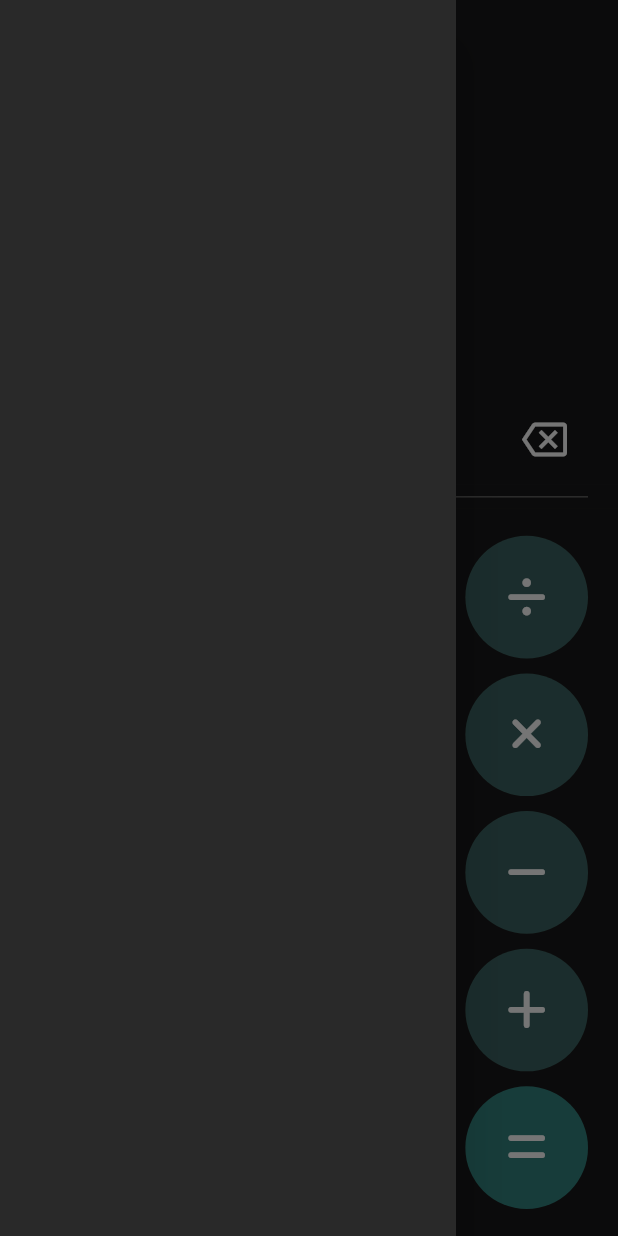
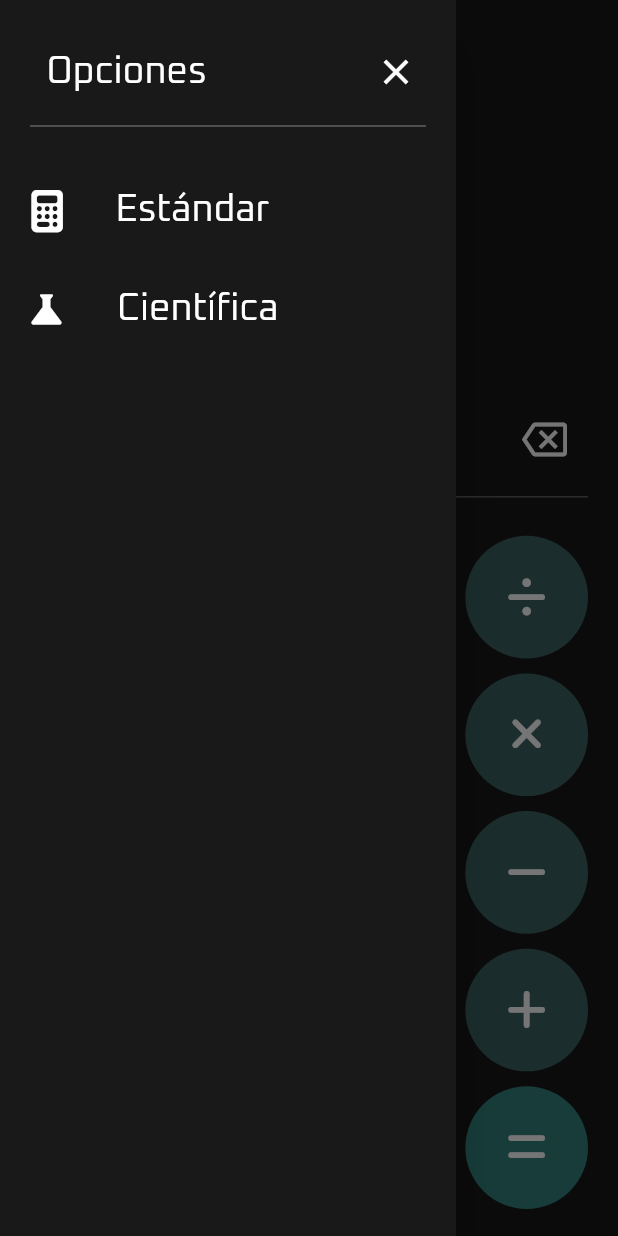
Before and after one commit to MatiasSalomon01/Flutter_Calculator, a Flutter app: the screen it shows after launch, with the side drawer open, on a phone screen of 412 x 824 dp. Run offline on Flutter 3.47's test engine with Material 2 defaults, Android fonts, the phone set to English and light mode, and no system bars; our stand-ins replace font_awesome_flutter.

Commit message:
SideMenu

```diff
--- a/lib/screens/home_screen.dart
+++ b/lib/screens/home_screen.dart
@@ -1,5 +1,6 @@
 import 'package:fl_calculator/widgets/custom_divider.dart';
 import 'package:fl_calculator/widgets/header.dart';
+import 'package:fl_calculator/widgets/side_menu.dart';
 import 'package:fl_calculator/widgets/widgets.dart';
 import 'package:flutter/material.dart';
 
@@ -9,10 +10,8 @@ class HomeScreen extends StatelessWidget {
   @override
   Widget build(BuildContext context) {
     return Scaffold(
-      backgroundColor: Color(0xff292929),
-      drawer: const Drawer(
-        backgroundColor: Color(0xff292929),
-      ),
+      backgroundColor: const Color(0xff292929),
+      drawer: const SideMenu(),
       body: Stack(
         children: [
           Column(
--- /dev/null
+++ b/lib/widgets/side_menu.dart
@@ -0,0 +1,78 @@
+import 'package:fl_calculator/widgets/custom_divider.dart';
+import 'package:flutter/cupertino.dart';
+import 'package:flutter/material.dart';
+import 'package:font_awesome_flutter/font_awesome_flutter.dart';
+
+class SideMenu extends StatelessWidget {
+  const SideMenu({Key? key}) : super(key: key);
+
+  @override
+  Widget build(BuildContext context) {
+    return Drawer(
+      backgroundColor: const Color(0xff19191A),
+      child: Column(
+        children: [
+          const SizedBox(height: 20),
+          SafeArea(
+            child: Container(
+              margin: EdgeInsets.only(left: 15),
+              child: ListTile(
+                title: const Text(
+                  'Opciones',
+                  style: TextStyle(
+                      color: Colors.white, fontSize: 25, fontFamily: 'Oxanium'),
+                ),
+                trailing: IconButton(
+                    splashRadius: 25,
+                    onPressed: () {
+                      Navigator.pop(context);
+                    },
+                    icon:
+                        const Icon(Icons.close, color: Colors.white, size: 28)),
+              ),
+            ),
+          ),
+          const CustomDivider(),
+          const SizedBox(height: 20),
+          const _ListTileOption(
+            text: 'Estándar',
+            icon: FaIcon(FontAwesomeIcons.calculator,
+                color: Colors.white, size: 28),
+          ),
+          const _ListTileOption(
+            text: ' Científica',
+            icon: Icon(
+              Icons.science,
+              color: Colors.white,
+              size: 30,
+            ),
+          ),
+        ],
+      ),
+    );
+  }
+}
+
+class _ListTileOption extends StatelessWidget {
+  const _ListTileOption({super.key, required this.text, required this.icon});
+
+  final String text;
+  final dynamic icon;
+
+  @override
+  Widget build(BuildContext context) {
+    return Container(
+      margin: const EdgeInsets.only(bottom: 10),
+      padding: text == 'Estándar' ? const EdgeInsets.only(left: 5) : null,
+      // color: Colors.red,
+      child: ListTile(
+        leading: icon,
+        title: Text(
+          text,
+          style: const TextStyle(
+              color: Colors.white, fontSize: 25, fontFamily: 'Oxanium'),
+        ),
+      ),
+    );
+  }
+}
```
